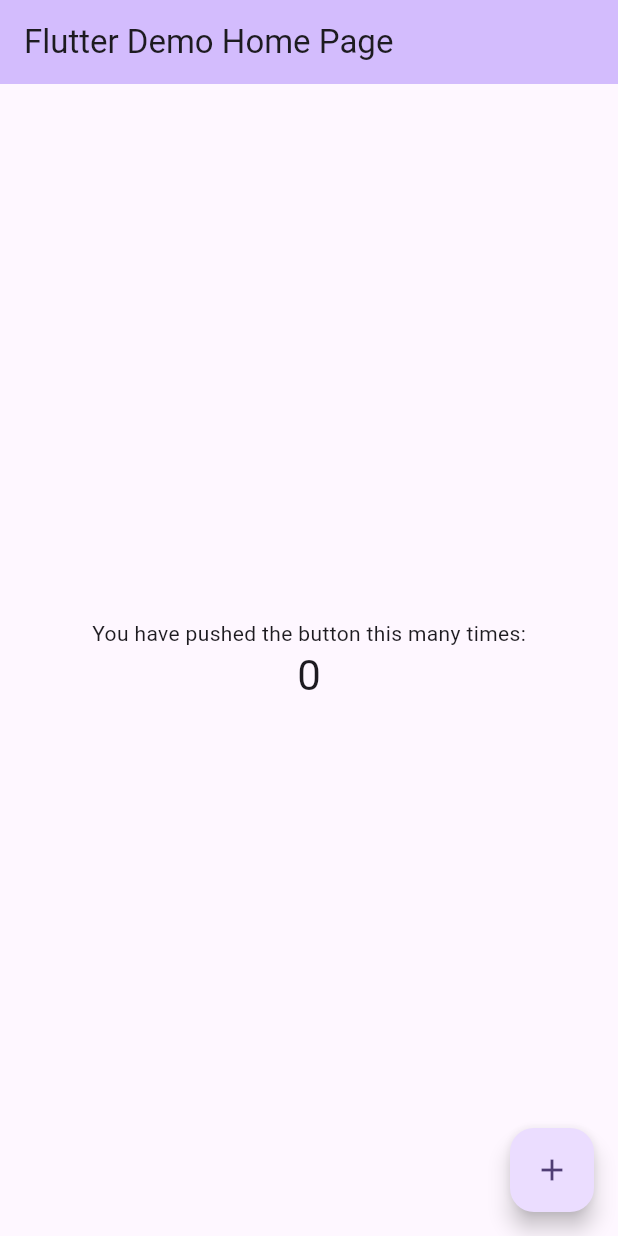
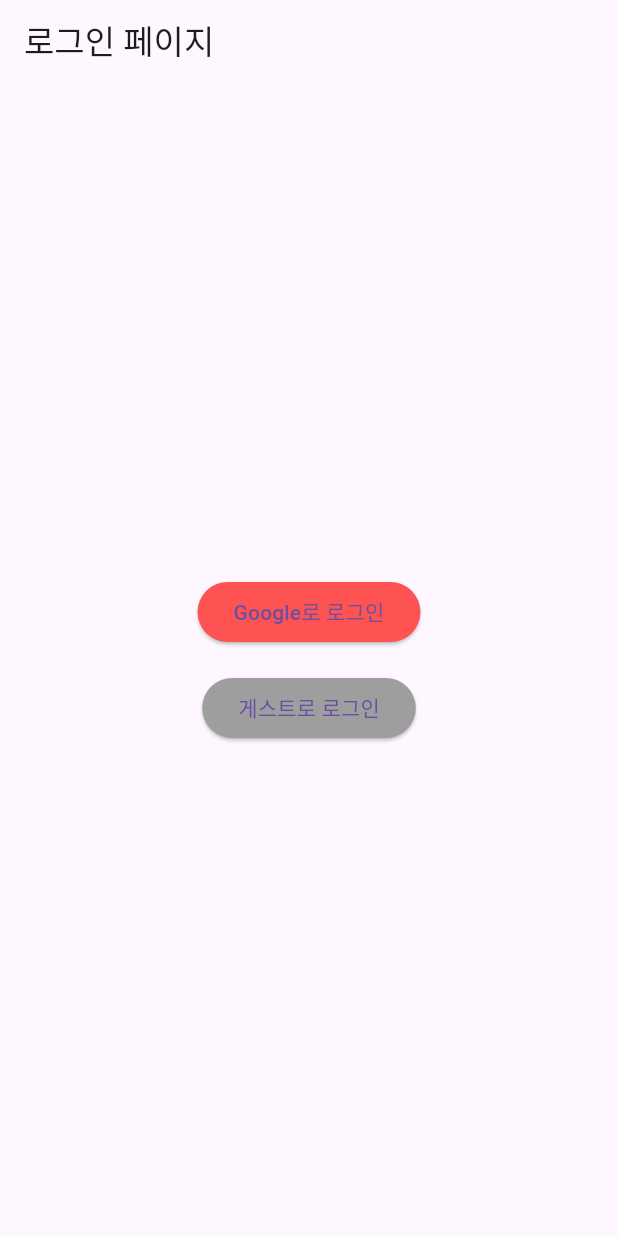
Before and after one commit to KimkyoungJins/FlutterFinal, a Flutter app: the screen it shows after launch, on a phone screen of 412 x 824 dp. Run offline on Flutter 3.47's test engine with Material 3 defaults, Android fonts, the phone set to English and light mode, and no system bars; our stand-ins replace firebase_auth, firebase_core, google_sign_in; accounts and stored records are empty.

Commit message:
Feat: 로그인 화면 구현

```diff
--- /dev/null
+++ b/lib/auth_wrapper.dart
@@ -0,0 +1,36 @@
+import 'package:flutter/material.dart';
+import 'package:firebase_auth/firebase_auth.dart';
+import 'auth_service.dart';
+import 'sign_in_page.dart';
+import 'home_page.dart';
+
+class AuthWrapper extends StatelessWidget {
+  final AuthService _authService = AuthService();
+
+  AuthWrapper({super.key});
+
+  @override
+  Widget build(BuildContext context) {
+    return StreamBuilder<User?>(
+      stream: _authService.authStateChanges,
+      builder: (context, snapshot) {
+        // 사용자 인증 여부에 따라 다른 화면을 보여줌
+        if (snapshot.connectionState == ConnectionState.active) {
+          User? user = snapshot.data;
+          if (user == null) {
+            // 로그인되지 않은 상태
+            return SignInPage();
+          } else {
+            // 로그인된 상태
+            return HomePage(user: user);
+          }
+        } else {
+          // 로딩 중
+          return const Scaffold(
+            body: Center(child: CircularProgressIndicator()),
+          );
+        }
+      },
+    );
+  }
+}
--- a/lib/main.dart
+++ b/lib/main.dart
@@ -1,125 +1,28 @@
 import 'package:flutter/material.dart';
+import 'package:firebase_core/firebase_core.dart';
+import 'firebase_options.dart'; // Firebase 설정 파일
+import 'auth_wrapper.dart';
 
-void main() {
-  runApp(const MyApp());
+void main() async {
+  WidgetsFlutterBinding.ensureInitialized();
+  await Firebase.initializeApp(
+    options: DefaultFirebaseOptions.currentPlatform,
+  );
+  runApp(MyApp());
 }
 
 class MyApp extends StatelessWidget {
   const MyApp({super.key});
 
-  // This widget is the root of your application.
+  // 앱의 루트 위젯
   @override
   Widget build(BuildContext context) {
     return MaterialApp(
-      title: 'Flutter Demo',
+      title: 'Flutter Firebase Auth Demo',
       theme: ThemeData(
-        // This is the theme of your application.
-        //
-        // TRY THIS: Try running your application with "flutter run". You'll see
-        // the application has a purple toolbar. Then, without quitting the app,
-        // try changing the seedColor in the colorScheme below to Colors.green
-        // and then invoke "hot reload" (save your changes or press the "hot
-        // reload" button in a Flutter-supported IDE, or press "r" if you used
-        // the command line to start the app).
-        //
-        // Notice that the counter didn't reset back to zero; the application
-        // state is not lost during the reload. To reset the state, use hot
-        // restart instead.
-        //
-        // This works for code too, not just values: Most code changes can be
-        // tested with just a hot reload.
-        colorScheme: ColorScheme.fromSeed(seedColor: Colors.deepPurple),
-        useMaterial3: true,
+        primarySwatch: Colors.blue,
       ),
-      home: const MyHomePage(title: 'Flutter Demo Home Page'),
+      home: AuthWrapper(),
     );
   }
 }
-
-class MyHomePage extends StatefulWidget {
-  const MyHomePage({super.key, required this.title});
-
-  // This widget is the home page of your application. It is stateful, meaning
-  // that it has a State object (defined below) that contains fields that affect
-  // how it looks.
-
-  // This class is the configuration for the state. It holds the values (in this
-  // case the title) provided by the parent (in this case the App widget) and
-  // used by the build method of the State. Fields in a Widget subclass are
-  // always marked "final".
-
-  final String title;
-
-  @override
-  State<MyHomePage> createState() => _MyHomePageState();
-}
-
-class _MyHomePageState extends State<MyHomePage> {
-  int _counter = 0;
-
-  void _incrementCounter() {
-    setState(() {
-      // This call to setState tells the Flutter framework that something has
-      // changed in this State, which causes it to rerun the build method below
-      // so that the display can reflect the updated values. If we changed
-      // _counter without calling setState(), then the build method would not be
-      // called again, and so nothing would appear to happen.
-      _counter++;
-    });
-  }
-
-  @override
-  Widget build(BuildContext context) {
-    // This method is rerun every time setState is called, for instance as done
-    // by the _incrementCounter method above.
-    //
-    // The Flutter framework has been optimized to make rerunning build methods
-    // fast, so that you can just rebuild anything that needs updating rather
-    // than having to individually change instances of widgets.
-    return Scaffold(
-      appBar: AppBar(
-        // TRY THIS: Try changing the color here to a specific color (to
-        // Colors.amber, perhaps?) and trigger a hot reload to see the AppBar
-        // change color while the other colors stay the same.
-        backgroundColor: Theme.of(context).colorScheme.inversePrimary,
-        // Here we take the value from the MyHomePage object that was created by
-        // the App.build method, and use it to set our appbar title.
-        title: Text(widget.title),
-      ),
-      body: Center(
-        // Center is a layout widget. It takes a single child and positions it
-        // in the middle of the parent.
-        child: Column(
-          // Column is also a layout widget. It takes a list of children and
-          // arranges them vertically. By default, it sizes itself to fit its
-          // children horizontally, and tries to be as tall as its parent.
-          //
-          // Column has various properties to control how it sizes itself and
-          // how it positions its children. Here we use mainAxisAlignment to
-          // center the children vertically; the main axis here is the vertical
-          // axis because Columns are vertical (the cross axis would be
-          // horizontal).
-          //
-          // TRY THIS: Invoke "debug painting" (choose the "Toggle Debug Paint"
-          // action in the IDE, or press "p" in the console), to see the
-          // wireframe for each widget.
-          mainAxisAlignment: MainAxisAlignment.center,
-          children: <Widget>[
-            const Text(
-              'You have pushed the button this many times:',
-            ),
-            Text(
-              '$_counter',
-              style: Theme.of(context).textTheme.headlineMedium,
-            ),
-          ],
-        ),
-      ),
-      floatingActionButton: FloatingActionButton(
-        onPressed: _incrementCounter,
-        tooltip: 'Increment',
-        child: const Icon(Icons.add),
-      ), // This trailing comma makes auto-formatting nicer for build methods.
-    );
-  }
-}
--- /dev/null
+++ b/lib/sign_in_page.dart
@@ -0,0 +1,68 @@
+import 'package:firebase_auth/firebase_auth.dart';
+import 'package:flutter/material.dart';
+import 'auth_service.dart';
+
+class SignInPage extends StatelessWidget {
+  final AuthService _authService = AuthService();
+
+  SignInPage({super.key});
+
+  void _showError(BuildContext context, String message) {
+    // 에러 메시지를 보여주는 함수
+    ScaffoldMessenger.of(context).showSnackBar(
+      SnackBar(content: Text(message)),
+    );
+  }
+
+  @override
+  Widget build(BuildContext context) {
+    return Scaffold(
+      appBar: AppBar(
+        title: const Text('로그인 페이지'),
+      ),
+      body: Center(
+        child: Padding(
+          padding: const EdgeInsets.all(16.0),
+          child: Column(
+            mainAxisAlignment: MainAxisAlignment.center,
+            children: [
+              // Google 로그인 버튼
+              ElevatedButton(
+                onPressed: () async {
+                  try {
+                    await _authService.signInWithGoogle();
+                  } on FirebaseAuthException catch (e) {
+                    _showError(context, e.message ?? '인증 에러가 발생했습니다.');
+                  } catch (e) {
+                    _showError(context, '에러가 발생했습니다.');
+                  }
+                },
+                style: ElevatedButton.styleFrom(
+                  backgroundColor: Colors.redAccent, // 버튼 색상
+                ),
+                child: Text('Google로 로그인'),
+              ),
+              const SizedBox(height: 16.0),
+              // 익명 로그인 버튼
+              ElevatedButton(
+                onPressed: () async {
+                  try {
+                    await _authService.signInAnonymously();
+                  } on FirebaseAuthException catch (e) {
+                    _showError(context, e.message ?? '인증 에러가 발생했습니다.');
+                  } catch (e) {
+                    _showError(context, '에러가 발생했습니다.');
+                  }
+                },
+                style: ElevatedButton.styleFrom(
+                  backgroundColor: Colors.grey, // 버튼 색상
+                ),
+                child: Text('게스트로 로그인'),
+              ),
+            ],
+          ),
+        ),
+      ),
+    );
+  }
+}
```
Also changed, not shown: lib/auth_service.dart (added, +48 -0 lines), lib/home_page.dart (added, +58 -0 lines), pubspec.yaml (+5 -71 lines), lib/firebase_options.dart, pubspec.lock, 9 other files.
